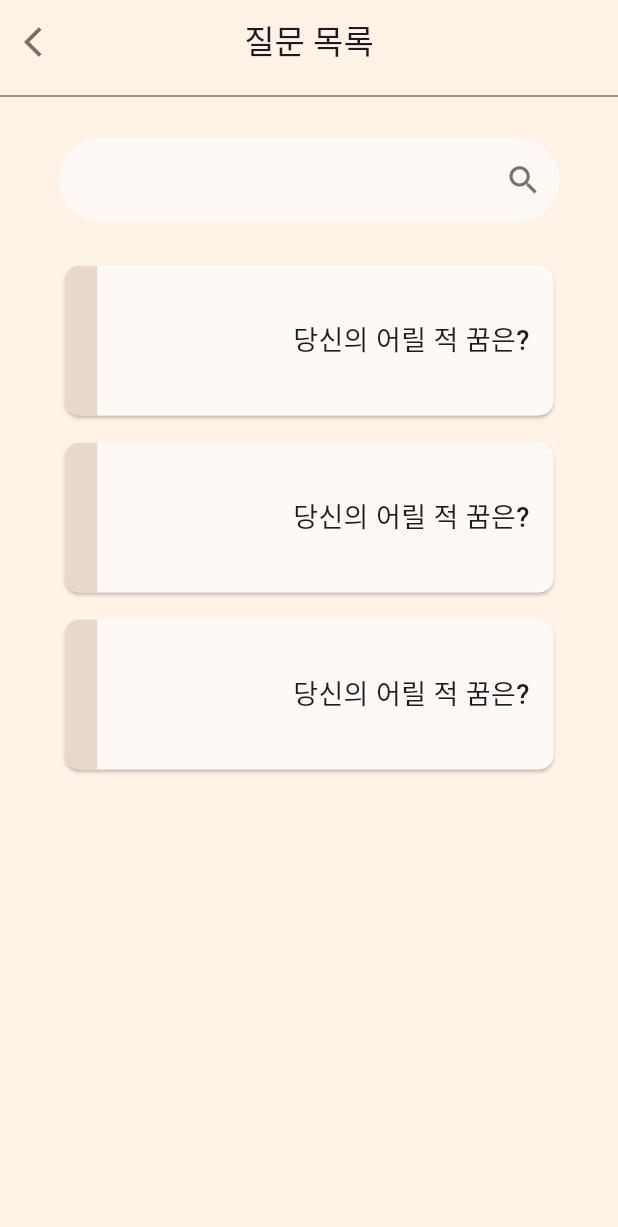
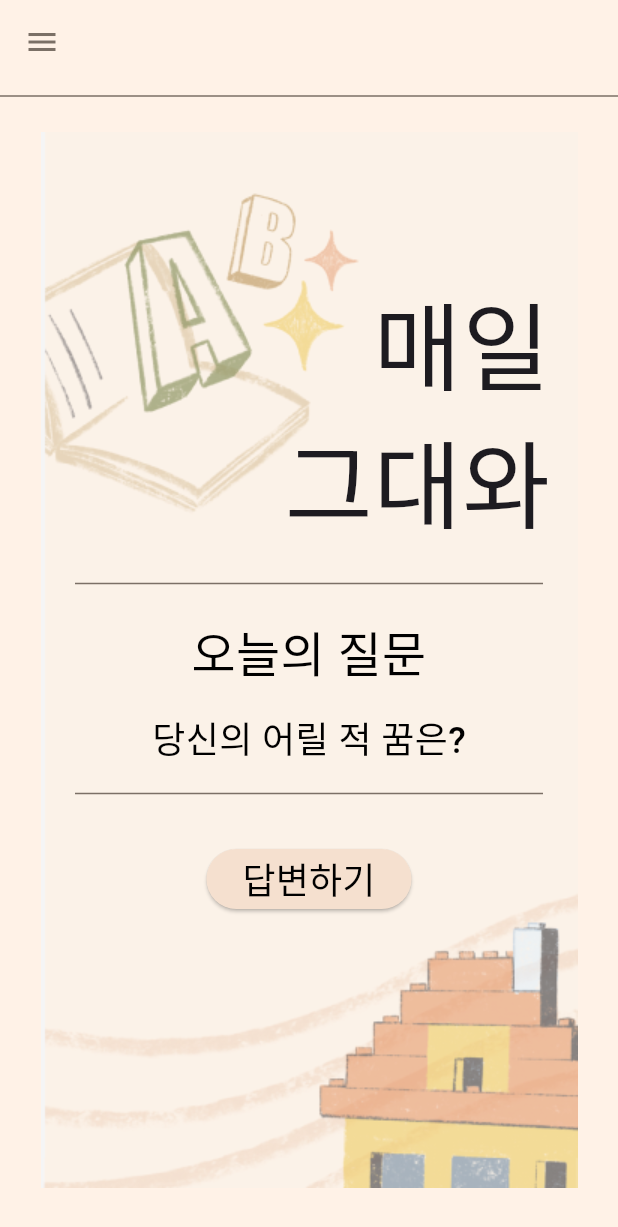
Before and after one commit to readygetset/everydaywithyou-client, a Flutter app: the screen it shows after launch, on a phone screen of 412 x 824 dp. Shown: the top 1227 px of the screen. Run offline on Flutter 3.47's test engine with Material 3 defaults, Android fonts, the phone set to English and light mode, and no system bars; our stand-ins replace flutter_svg; Roboto replaces fonts that are missing (NanumMyeongjo).

Commit message:
ftr: add mainpage

```diff
--- a/lib/main.dart
+++ b/lib/main.dart
@@ -1,5 +1,6 @@
 import 'package:flutter/material.dart';
 import 'questionList.dart';
+import 'todayQuestion.dart';
 
 void main() {
   runApp(const MyApp());
@@ -12,7 +13,7 @@
   @override
   Widget build(BuildContext context) {
     return MaterialApp(
-      home: questionListWidget()
+      home: todayQuestionWidget()
     );
   }
 }
--- /dev/null
+++ b/lib/todayQuestion.dart
@@ -0,0 +1,148 @@
+import 'package:flutter_svg/flutter_svg.dart';
+import 'package:flutter/material.dart';
+
+class todayQuestionWidget extends StatefulWidget {
+  const todayQuestionWidget({super.key});
+
+  @override
+  State<todayQuestionWidget> createState() => _todayQuestionWidgetState();
+}
+
+class _todayQuestionWidgetState extends State<todayQuestionWidget> {
+  @override
+  Widget build(BuildContext context) {
+    double screenWidth = MediaQuery.of(context).size.width;
+
+    return Scaffold(
+      resizeToAvoidBottomInset: false,
+      backgroundColor: Color(0xffFFF2E7),
+      appBar: AppBar(
+        backgroundColor: Color(0xFFFFF2E7),
+        leading: IconButton(
+          icon: Icon(
+            Icons.menu,
+            color: Color(0xFF7B7066),
+          ),
+          onPressed: ()async{
+
+          }
+        ),
+      ),
+      body: Container(
+        decoration: BoxDecoration(
+          image: DecorationImage(
+            image:Image.asset('assets/png/main.png',
+              fit: BoxFit.cover
+          ).image,
+          ),
+        ),
+        child:Column(
+          children: [
+            Divider(
+              thickness: 1,
+              color: Color(0xff7b7066),
+            ),
+            SizedBox(height: 110),
+            Row(
+              mainAxisAlignment: MainAxisAlignment.end,
+              children: [
+                Container(
+                  margin: EdgeInsets.only(right: 45.0), // Add right margin
+                  child: Text(
+                    '매일',
+                    style: TextStyle(
+                      fontFamily: 'NanumMyeongjo',
+                      fontSize: 64,
+                      fontWeight: FontWeight.w500,
+                    ),
+                    textAlign: TextAlign.right,
+                  ),
+                ),
+              ],
+            ),
+            Row(
+              mainAxisAlignment: MainAxisAlignment.end,
+              children: [
+                Container(
+                  margin: EdgeInsets.only(right: 45.0), // Add right margin
+                  child: Text(
+                    '그대와',
+                    style: TextStyle(
+                      fontFamily: 'NanumMyeongjo',
+                      fontSize: 64,
+                      fontWeight: FontWeight.w500,
+                    ),
+                    textAlign: TextAlign.right,
+                  ),
+                ),
+              ],
+            ),
+            SizedBox(
+              height: 15
+            ),
+            Divider(
+              thickness: 1,
+              indent: 50,
+              endIndent: 50,
+              color: Color(0xFF7B7066),
+            ),
+            SizedBox(
+              height: 15
+            ),
+            Text(
+              '오늘의 질문',
+              textAlign: TextAlign.center,
+              style: TextStyle(
+                color: Color(0xFF000000),
+                fontWeight: FontWeight.w500,
+                fontSize: 32,
+                fontFamily: 'NanumMyeongjo',
+              ),
+            ),
+            SizedBox(
+              height: 15
+            ),
+            Text(
+              '당신의 어릴 적 꿈은?',
+              style: TextStyle(
+                fontFamily: 'NanumMyeongjo',
+                color: Color(0xFF000000),
+                fontWeight: FontWeight.w500,
+                fontSize: 24,
+              ),
+            ),
+            SizedBox(
+              height: 10,
+            ),
+            Divider(
+              thickness: 1,
+              indent: 50,
+              endIndent: 50,
+              color: Color(0xFF7B7066),
+            ),
+            SizedBox(
+              height: 25,
+            ),
+            ElevatedButton(
+                onPressed: ()async{
+                },
+                style: ElevatedButton.styleFrom(
+                  backgroundColor: Color(0xFFF5E0CF),
+                ),
+                child: Text(
+                      '답변하기',
+                  style: TextStyle(
+                    fontFamily: 'NanumMyeongjo',
+                    fontSize: 24,
+                    fontWeight: FontWeight.w500,
+                    color: Color(0xFF000000),
+                  ),
+                  textAlign: TextAlign.center,
+                ),
+            ),
+          ],
+        )
+      )
+    );
+  }
+}
--- a/pubspec.yaml
+++ b/pubspec.yaml
@@ -30,6 +30,7 @@ environment:
 dependencies:
   flutter:
     sdk: flutter
+  flutter_svg: ^1.0.1
 
 
   # The following adds the Cupertino Icons font to your application.
@@ -52,6 +53,8 @@ dev_dependencies:
 
 # The following section is specific to Flutter packages.
 flutter:
+  assets:
+    - assets/png/main.png
 
   # The following line ensures that the Material Icons font is
   # included with your application, so that you can use the icons in
```
Also changed, not shown: assets/png/main.png (added).
